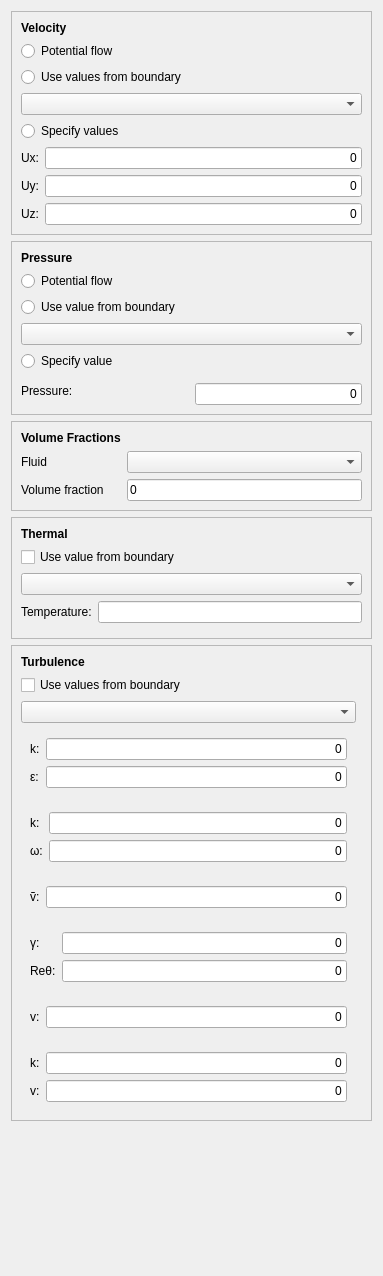
First picture: the form in Gui/TaskPanelCfdInitialiseInternalField.ui, repository jaheyns/CfdOF, before the edit.
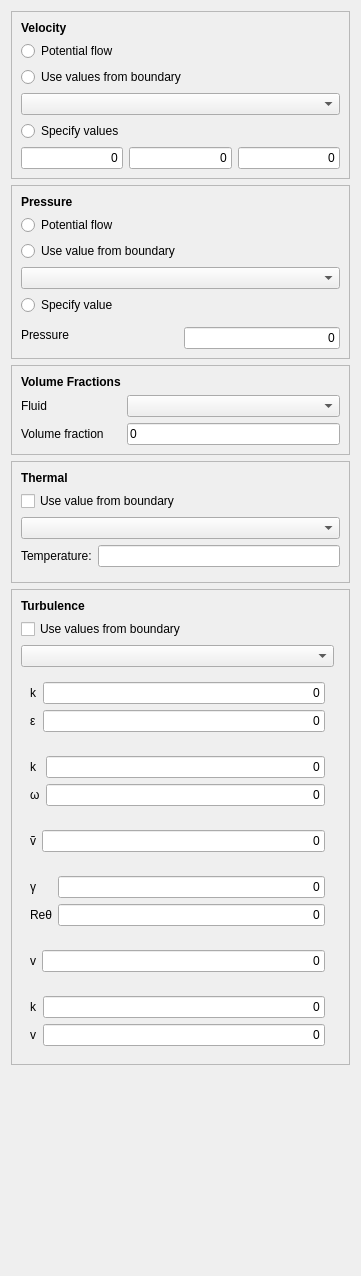
Second picture: the form after the edit. Custom widgets are drawn as their Qt base class.

Commit message: Reformat task panels so that vectors are displayed consistently as three input fields horizontally

```diff
--- a/Gui/TaskPanelCfdInitialiseInternalField.ui
+++ b/Gui/TaskPanelCfdInitialiseInternalField.ui
@@ -6,7 +6,7 @@
 			<rect>
 				<x>0</x>
 				<y>0</y>
-				<width>383</width>
+    <width>361</width>
 				<height>1276</height>
 			</rect>
 		</property>
@@ -27,6 +27,7 @@
 							<widget class="QLabel" name="label_12">
 								<property name="font">
 									<font>
+          <weight>75</weight>
 										<bold>true</bold>
 									</font>
 								</property>
@@ -60,7 +61,7 @@
 									<item row="0" column="0">
 										<widget class="QLabel" name="label">
 											<property name="text">
-												<string>k:</string>
+            <string>k</string>
 											</property>
 										</widget>
 									</item>
@@ -95,7 +96,7 @@
 									<item row="1" column="0">
 										<widget class="QLabel" name="label_6">
 											<property name="text">
-												<string>ε:</string>
+            <string>ε</string>
 											</property>
 										</widget>
 									</item>
@@ -142,7 +143,7 @@
 									<item row="0" column="0">
 										<widget class="QLabel" name="label">
 											<property name="text">
-												<string>k:</string>
+            <string>k</string>
 											</property>
 										</widget>
 									</item>
@@ -177,7 +178,7 @@
 									<item row="1" column="0">
 										<widget class="QLabel" name="label_6">
 											<property name="text">
-												<string>ω:</string>
+            <string>ω</string>
 											</property>
 										</widget>
 									</item>
@@ -224,7 +225,7 @@
 									<item row="1" column="0">
 										<widget class="QLabel" name="label_10">
 											<property name="text">
-												<string>ṽ:</string>
+            <string>ṽ</string>
 											</property>
 										</widget>
 									</item>
@@ -271,7 +272,7 @@
 									<item row="0" column="0">
 										<widget class="QLabel" name="label">
 											<property name="text">
-												<string>γ:</string>
+            <string>γ</string>
 											</property>
 										</widget>
 									</item>
@@ -306,7 +307,7 @@
 									<item row="1" column="0">
 										<widget class="QLabel" name="label_6">
 											<property name="text">
-												<string>Reθ:</string>
+            <string>Reθ</string>
 											</property>
 										</widget>
 									</item>
@@ -353,7 +354,7 @@
 									<item row="0" column="0">
 										<widget class="QLabel" name="label">
 											<property name="text">
-												<string>v:</string>
+            <string>v</string>
 											</property>
 										</widget>
 									</item>
@@ -400,7 +401,7 @@
 									<item row="0" column="0">
 										<widget class="QLabel" name="label">
 											<property name="text">
-												<string>k:</string>
+            <string>k</string>
 											</property>
 										</widget>
 									</item>
@@ -435,7 +436,7 @@
 									<item row="1" column="0">
 										<widget class="QLabel" name="label">
 											<property name="text">
-												<string>v:</string>
+            <string>v</string>
 											</property>
 										</widget>
 									</item>
@@ -564,6 +565,7 @@
 							<widget class="QLabel" name="label_13">
 								<property name="font">
 									<font>
+          <weight>75</weight>
 										<bold>true</bold>
 									</font>
 								</property>
@@ -591,6 +593,7 @@
 							<widget class="QLabel" name="label_8">
 								<property name="font">
 									<font>
+          <weight>75</weight>
 										<bold>true</bold>
 									</font>
 								</property>
@@ -657,32 +660,6 @@
 								</property>
 							</widget>
 						</item>
-						<item row="0" column="0">
-							<widget class="QLabel" name="label_7">
-								<property name="font">
-									<font>
-										<bold>true</bold>
-									</font>
-								</property>
-								<property name="text">
-									<string>Velocity</string>
-								</property>
-							</widget>
-						</item>
-						<item row="4" column="0">
-							<widget class="QRadioButton" name="radioButtonSpecifyValuesU">
-								<property name="text">
-									<string>Specify values</string>
-								</property>
-							</widget>
-						</item>
-						<item row="1" column="0">
-							<widget class="QRadioButton" name="radioButtonPotentialFlowU">
-								<property name="text">
-									<string>Potential flow</string>
-								</property>
-							</widget>
-						</item>
 						<item row="5" column="0" colspan="2">
 							<widget class="QFrame" name="velocityFrame">
 								<property name="frameShape">
@@ -704,21 +681,7 @@
 									<property name="bottomMargin">
 										<number>0</number>
 									</property>
-									<item row="1" column="0">
-										<widget class="QLabel" name="label_3">
-											<property name="text">
-												<string>Uy:</string>
-											</property>
-										</widget>
-									</item>
-									<item row="0" column="0">
-										<widget class="QLabel" name="label_2">
-											<property name="text">
-												<string>Ux:</string>
-											</property>
-										</widget>
-									</item>
-									<item row="1" column="1">
+         <item row="0" column="1">
 										<widget class="Gui::InputField" name="Uy">
 											<property name="sizePolicy">
 												<sizepolicy hsizetype="Preferred" vsizetype="Fixed">
@@ -743,42 +706,35 @@
 											</property>
 										</widget>
 									</item>
-									<item row="2" column="1">
-										<widget class="Gui::InputField" name="Uz">
-											<property name="sizePolicy">
-												<sizepolicy hsizetype="Preferred" vsizetype="Fixed">
-													<horstretch>0</horstretch>
-													<verstretch>0</verstretch>
-												</sizepolicy>
-											</property>
-											<property name="text">
-												<string>0</string>
-											</property>
-											<property name="alignment">
-												<set>Qt::AlignRight|Qt::AlignTrailing|Qt::AlignVCenter</set>
-											</property>
-											<property name="singleStep" stdset="0">
-												<double>1.000000000000000</double>
-											</property>
-											<property name="unit" stdset="0">
-												<string notr="true">m/s</string>
-											</property>
-											<property name="format" stdset="0">
-												<string>g</string>
-											</property>
-										</widget>
-									</item>
-									<item row="2" column="0">
-										<widget class="QLabel" name="label_4">
-											<property name="text">
-												<string>Uz:</string>
-											</property>
-										</widget>
-									</item>
-									<item row="0" column="1">
+         <item row="0" column="0">
 										<widget class="Gui::InputField" name="Ux">
 											<property name="sizePolicy">
-												<sizepolicy hsizetype="MinimumExpanding" vsizetype="Fixed">
+            <sizepolicy hsizetype="Preferred" vsizetype="Fixed">
+             <horstretch>0</horstretch>
+             <verstretch>0</verstretch>
+            </sizepolicy>
+           </property>
+           <property name="text">
+            <string>0</string>
+           </property>
+           <property name="alignment">
+            <set>Qt::AlignRight|Qt::AlignTrailing|Qt::AlignVCenter</set>
+           </property>
+           <property name="singleStep" stdset="0">
+            <double>1.000000000000000</double>
+           </property>
+           <property name="unit" stdset="0">
+            <string notr="true">m/s</string>
+           </property>
+           <property name="format" stdset="0">
+            <string>g</string>
+           </property>
+          </widget>
+         </item>
+         <item row="0" column="2">
+          <widget class="Gui::InputField" name="Uz">
+           <property name="sizePolicy">
+            <sizepolicy hsizetype="Preferred" vsizetype="Fixed">
 													<horstretch>0</horstretch>
 													<verstretch>0</verstretch>
 												</sizepolicy>
@@ -806,6 +762,33 @@
 						<item row="3" column="0" colspan="2">
 							<widget class="QComboBox" name="comboBoundaryU"/>
 						</item>
+      <item row="1" column="0" colspan="2">
+       <widget class="QRadioButton" name="radioButtonPotentialFlowU">
+        <property name="text">
+         <string>Potential flow</string>
+        </property>
+       </widget>
+      </item>
+      <item row="4" column="0" colspan="2">
+       <widget class="QRadioButton" name="radioButtonSpecifyValuesU">
+        <property name="text">
+         <string>Specify values</string>
+        </property>
+       </widget>
+      </item>
+      <item row="0" column="0" colspan="2">
+       <widget class="QLabel" name="label_7">
+        <property name="font">
+         <font>
+          <weight>75</weight>
+          <bold>true</bold>
+         </font>
+        </property>
+        <property name="text">
+         <string>Velocity</string>
+        </property>
+       </widget>
+      </item>
 					</layout>
 				</widget>
 			</item>
@@ -825,6 +808,7 @@
 							<widget class="QLabel" name="label_18">
 								<property name="font">
 									<font>
+          <weight>75</weight>
 										<bold>true</bold>
 									</font>
 								</property>
@@ -878,7 +862,7 @@
 									<item row="0" column="0" rowspan="2" colspan="2">
 										<widget class="QLabel" name="label_15">
 											<property name="text">
-												<string>Pressure:</string>
+            <string>Pressure</string>
 											</property>
 										</widget>
 									</item>
```
Left out of the diff: 2 changed lines with no effect on the pictures. Lines whose indentation alone changed are shown as unchanged. The commit also changes 11 other files.
